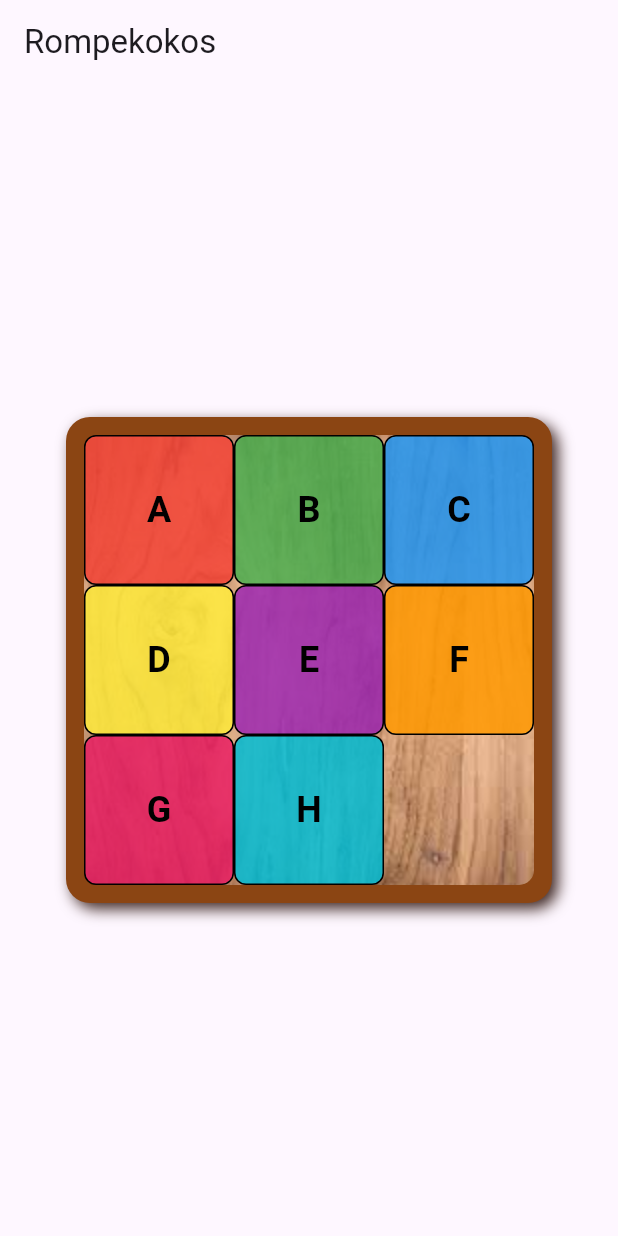
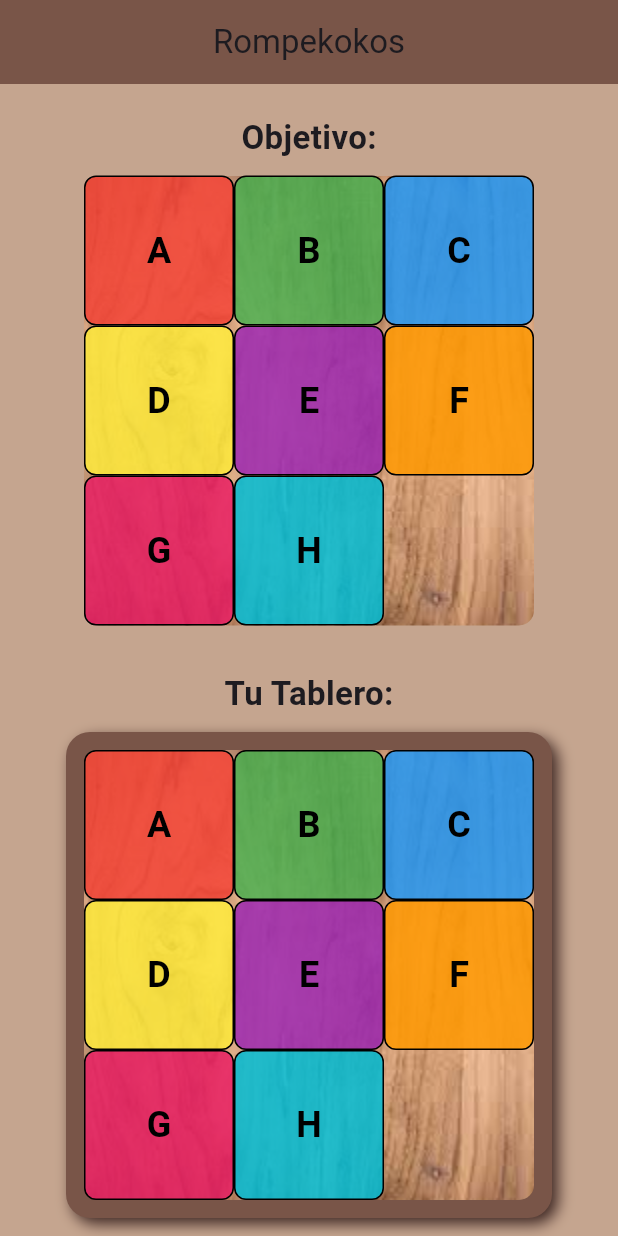
Before and after one commit to carlaval655/flutter-puzzle, a Flutter app: the screen it shows after launch, on a phone screen of 412 x 824 dp. Run offline on Flutter 3.47's test engine with Material 3 defaults, Android fonts, the phone set to English and light mode, and no system bars.

Commit message:
Funcionalidad de rompecabezas con solucion resuelta

```diff
--- /dev/null
+++ b/lib/NodoAStar.dart
@@ -0,0 +1,13 @@
+import 'package:puzzle_game/modelo.dart';
+class NodoAStar {
+  final List<Modelo> estado;
+  final int costo;
+  final int heuristica;
+  final NodoAStar? padre;
+
+  NodoAStar(this.estado, this.costo, this.heuristica, this.padre);
+
+  int get f => costo + heuristica;
+
+
+}
--- a/lib/home.dart
+++ b/lib/home.dart
@@ -1,4 +1,6 @@
+import 'dart:math';
 import 'package:flutter/material.dart';
+import 'package:puzzle_game/NodoAStar.dart';
 import 'package:puzzle_game/modelo.dart';
 
 class Home extends StatefulWidget {
@@ -9,7 +11,17 @@ class Home extends StatefulWidget {
 }
 
 class _HomeState extends State<Home> {
-  List<Modelo> vNodo = [
+  List<Modelo> vNodo = [];
+  List<Modelo> vSolucion = [];
+
+  @override
+  void initState() {
+    super.initState();
+    _initTableros();
+  }
+
+  void _initTableros() {
+    vSolucion = [
       Modelo(-1, -1, 'A', Colors.red, false),
       Modelo(0, -1, 'B', Colors.green, false),
       Modelo(1, -1, 'C', Colors.blue, false),
@@ -21,48 +33,61 @@ class _HomeState extends State<Home> {
       Modelo(1, 1, '', Colors.white, true), // Pivote
     ];
 
-  @override
-  Widget build(BuildContext context) {
-    return Scaffold(
-      appBar: AppBar(title: const Text('Rompekokos')),
-      body: Center(
-        child: Container(
-          padding: const EdgeInsets.all(12),
-          decoration: BoxDecoration(
-            color: const Color(0xFF8B4513), // color del marco café (madera)
-            borderRadius: BorderRadius.circular(16),
-            boxShadow: [
-              BoxShadow(
-                color: Colors.brown.shade900,
-                blurRadius: 8,
-                offset: const Offset(4, 4),
-              )
-            ],
-          ),
-          child: Container(
+    // Clonamos para que vNodo sea editable
+    vNodo = vSolucion.map((e) => Modelo(e.x, e.y, e.mensaje, e.color, e.esPivote)).toList();
+  }
+
+  void _mezclarFichas() {
+    final random = Random();
+    final fichasSinPivote = vNodo.where((e) => !e.esPivote).toList();
+    fichasSinPivote.shuffle(random);
+
+    // Posiciones posibles
+    final posiciones = [
+      [-1, -1], [0, -1], [1, -1],
+      [-1, 0],  [0, 0],  [1, 0],
+      [-1, 1],  [0, 1],  [1, 1],
+    ];
+
+    for (int i = 0; i < fichasSinPivote.length; i++) {
+      fichasSinPivote[i].x = posiciones[i][0].toDouble();
+      fichasSinPivote[i].y = posiciones[i][1].toDouble();
+    }
+
+    // Poner el pivote al final
+    final pivote = vNodo.firstWhere((e) => e.esPivote);
+    pivote.x = posiciones.last[0].toDouble();
+    pivote.y = posiciones.last[1].toDouble();
+
+    setState(() {});
+  }
+
+  Widget _buildTablero(List<Modelo> fichas, {bool interactivo = false}) {
+    return Container(
       width: 300,
       height: 300,
       decoration: BoxDecoration(
         image: const DecorationImage(
-                image: AssetImage('assets/images/wood.jpg'), // Fondo de tablero
+          image: AssetImage('assets/images/wood.jpg'),
           fit: BoxFit.cover,
         ),
         borderRadius: BorderRadius.circular(10),
       ),
       child: Stack(
-              children: vNodo.map((nodo) {
+        children: fichas.map((nodo) {
           return AnimatedAlign(
             duration: const Duration(milliseconds: 300),
             curve: Curves.easeInOut,
             alignment: Alignment(nodo.x, nodo.y),
             child: GestureDetector(
-                    onTap: () {
+              onTap: interactivo
+                  ? () {
                       if (nodo.esPivote) return;
                       setState(() {
-                        final indexNodo = vNodo.indexOf(nodo);
-                        final indexPivote = vNodo.indexWhere((n) => n.esPivote);
-                        final nodoTap = vNodo[indexNodo];
-                        final nodoPivote = vNodo[indexPivote];
+                        final indexNodo = fichas.indexOf(nodo);
+                        final indexPivote = fichas.indexWhere((n) => n.esPivote);
+                        final nodoTap = fichas[indexNodo];
+                        final nodoPivote = fichas[indexPivote];
                         if (((nodoTap.x - nodoPivote.x).abs() == 1 && nodoTap.y == nodoPivote.y) ||
                             ((nodoTap.y - nodoPivote.y).abs() == 1 && nodoTap.x == nodoPivote.x)) {
                           final tempX = nodoTap.x;
@@ -73,18 +98,19 @@ class _HomeState extends State<Home> {
                           nodoPivote.y = tempY;
                         }
                       });
-                    },
-                    child: Container(
+                    }
+                  : null,
+              child: nodo.esPivote
+    ? const SizedBox.shrink()
+    : Container(
         width: 100,
         height: 100,
         margin: const EdgeInsets.all(0),
-                      decoration: !nodo.esPivote
-                          ? BoxDecoration(
+        decoration: BoxDecoration(
           color: nodo.color.withOpacity(0.85),
           border: Border.all(color: Colors.black),
           borderRadius: BorderRadius.circular(8),
-                            )
-                          : const BoxDecoration(color: Colors.transparent),
+        ),
         child: Center(
           child: Text(
             nodo.mensaje,
@@ -100,9 +126,182 @@ class _HomeState extends State<Home> {
           );
         }).toList(),
       ),
+    );
+  }
+
+  @override
+  Widget build(BuildContext context) {
+    return Scaffold(
+      backgroundColor: const Color.fromARGB(255, 197, 165, 143),
+      appBar: AppBar(
+        title: const Text('Rompekokos'),
+        backgroundColor: Colors.brown,
+        centerTitle: true,
+      ),
+      body: SafeArea(
+  child: SingleChildScrollView(
+    child: Center(
+      child: Column(
+        mainAxisAlignment: MainAxisAlignment.center,
+        children: [
+          const SizedBox(height: 20),
+          const Text(
+            'Objetivo:',
+            style: TextStyle(fontSize: 22, fontWeight: FontWeight.bold),
+          ),
+          const SizedBox(height: 10),
+          _buildTablero(vSolucion, interactivo: false),
+          const SizedBox(height: 30),
+          const Text(
+            'Tu Tablero:',
+            style: TextStyle(fontSize: 22, fontWeight: FontWeight.bold),
+          ),
+          const SizedBox(height: 10),
+          Container(
+            padding: const EdgeInsets.all(12),
+            decoration: BoxDecoration(
+              color: Colors.brown,
+              borderRadius: BorderRadius.circular(16),
+              boxShadow: [
+                BoxShadow(
+                  color: Colors.brown.shade900,
+                  blurRadius: 8,
+                  offset: const Offset(4, 4),
+                )
+              ],
+            ),
+            child: _buildTablero(vNodo, interactivo: true),
+          ),
+          const SizedBox(height: 20),
+          ElevatedButton.icon(
+            onPressed: _mezclarFichas,
+            icon: const Icon(Icons.shuffle),
+            label: const Text("Mezclar fichas"),
+            style: ElevatedButton.styleFrom(
+              backgroundColor: Colors.brown.shade700,
+              foregroundColor: Colors.white,
+              padding: const EdgeInsets.symmetric(horizontal: 24, vertical: 12),
+              textStyle: const TextStyle(fontSize: 16),
+            ),
+          ),
+          const SizedBox(height: 10),
+          ElevatedButton.icon(
+            onPressed: resolverPuzzleConAEstrella,
+            icon: const Icon(Icons.lightbulb),
+            label: const Text("Resolver automáticamente"),
+            style: ElevatedButton.styleFrom(
+              backgroundColor: Colors.green.shade700,
+              foregroundColor: Colors.white,
+              padding: const EdgeInsets.symmetric(horizontal: 24, vertical: 12),
+              textStyle: const TextStyle(fontSize: 16),
+            ),
+          ),
+          const SizedBox(height: 40),
+        ],
+      ),
     ),
   ),
 ),
     );
   }
+
+
+  Future<void> resolverPuzzleConAEstrella() async {
+  Set<String> visitados = {};
+  List<NodoAStar> abiertos = [];
+
+  String serializar(List<Modelo> estado) =>
+      estado.map((e) => '${e.mensaje}:${e.x},${e.y}').join('|');
+
+  abiertos.add(NodoAStar(
+    vNodo.map((e) => Modelo(e.x, e.y, e.mensaje, e.color, e.esPivote)).toList(),
+    0,
+    calcularHeuristica(vNodo, vSolucion),
+    null,
+  ));
+
+  while (abiertos.isNotEmpty) {
+    abiertos.sort((a, b) => a.f.compareTo(b.f));
+    NodoAStar actual = abiertos.removeAt(0);
+
+    if (calcularHeuristica(actual.estado, vSolucion) == 0) {
+      // Encontrado
+      List<List<Modelo>> camino = [];
+      NodoAStar? nodo = actual;
+      while (nodo != null) {
+        camino.insert(0, nodo.estado);
+        nodo = nodo.padre;
       }
+
+      for (var paso in camino) {
+        setState(() {
+          vNodo = paso
+              .map((e) => Modelo(e.x, e.y, e.mensaje, e.color, e.esPivote))
+              .toList();
+        });
+        await Future.delayed(const Duration(milliseconds: 500));
+      }
+
+      return;
+    }
+
+    String clave = serializar(actual.estado);
+    if (visitados.contains(clave)) continue;
+    visitados.add(clave);
+
+    List<Modelo> estadoActual = actual.estado;
+    int indexPivote = estadoActual.indexWhere((e) => e.esPivote);
+    Modelo pivote = estadoActual[indexPivote];
+
+    List<List<int>> direcciones = [
+      [0, -1],
+      [0, 1],
+      [-1, 0],
+      [1, 0],
+    ];
+
+    for (var d in direcciones) {
+      double nx = pivote.x + d[0];
+      double ny = pivote.y + d[1];
+
+      int? indexVecino = estadoActual.indexWhere((e) => e.x == nx && e.y == ny);
+      if (indexVecino == -1) continue;
+
+      List<Modelo> nuevoEstado = estadoActual
+          .map((e) => Modelo(e.x, e.y, e.mensaje, e.color, e.esPivote))
+          .toList();
+
+      Modelo nuevoPivote = nuevoEstado.firstWhere((e) => e.esPivote);
+      Modelo vecino = nuevoEstado.firstWhere((e) => e.x == nx && e.y == ny);
+
+      double tempX = vecino.x;
+      double tempY = vecino.y;
+      vecino.x = nuevoPivote.x;
+      vecino.y = nuevoPivote.y;
+      nuevoPivote.x = tempX;
+      nuevoPivote.y = tempY;
+
+      String nuevaClave = serializar(nuevoEstado);
+      if (!visitados.contains(nuevaClave)) {
+        abiertos.add(NodoAStar(
+          nuevoEstado,
+          actual.costo + 1,
+          calcularHeuristica(nuevoEstado, vSolucion),
+          actual,
+        ));
+      }
+    }
+  }
+}
+
+  int calcularHeuristica(List<Modelo> estado, List<Modelo> solucion) {
+  int suma = 0;
+  for (var ficha in estado) {
+    if (ficha.esPivote) continue;
+
+    var meta = solucion.firstWhere((s) => s.mensaje == ficha.mensaje);
+    suma += (ficha.x - meta.x).abs().toInt() + (ficha.y - meta.y).abs().toInt();
+  }
+  return suma;
+}
+}
```
Lines whose indentation alone changed are shown as unchanged.
